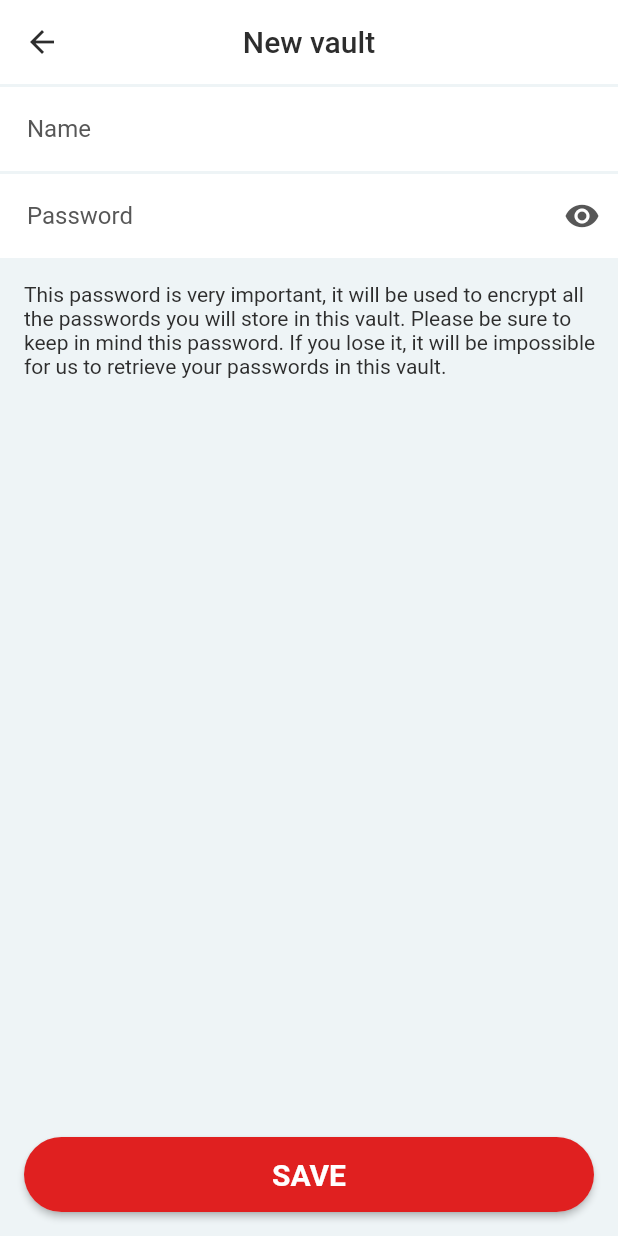
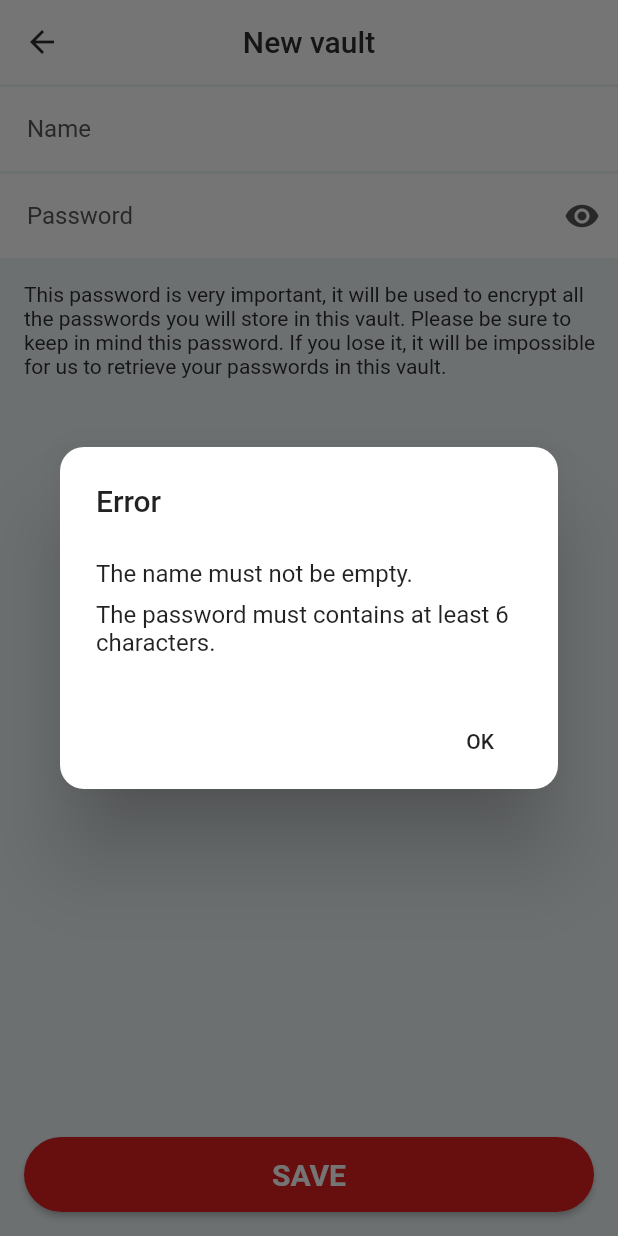
Before and after one commit to Appli-chic/chic_pass, a Flutter app: the NewVaultScreen screen opened by its route, after a tap on "SAVE", on a phone screen of 412 x 824 dp. Run offline on Flutter 3.47's test engine with Material 2 defaults, Android fonts, the phone set to English and light mode, and no system bars; our stand-ins replace flutter_secure_storage, sqflite; missing offline and left inert: steel_crypt; accounts and stored records are empty.

Commit message:
Add new vaults and display them.

```diff
--- a/assets/languages/localization_en.json
+++ b/assets/languages/localization_en.json
@@ -5,5 +5,9 @@
   "name": "Name",
   "password": "Password",
   "new_vaults_password_description": "This password is very important, it will be used to encrypt all the passwords you will store in this vault. Please be sure to keep in mind this password. If you lose it, it will be impossible for us to retrieve your passwords in this vault.",
-  "save": "SAVE"
+  "save": "SAVE",
+  "error": "Error",
+  "ok": "OK",
+  "name_empty_error": "The name must not be empty.",
+  "password_size_error": "The password must contains at least 6 characters."
 }
--- a/assets/languages/localization_fr.json
+++ b/assets/languages/localization_fr.json
@@ -5,5 +5,9 @@
   "name": "Nom",
   "password": "Mot de passe",
   "new_vaults_password_description": "Ce mot de passe est très important, il sera utilisé pour encrypter les données de ce coffre. S'il vous plaît, gardez ce mot de passe à l'esprit. Si vous le perdez, il sera impossible pour nous de vous donner accès à vos mots de passe contenu dans ce coffre.",
-  "save": "SAVE"
+  "save": "SAVE",
+  "error": "Erreur",
+  "ok": "OK",
+  "name_empty_error": "Le nom ne doit pas être vide.",
+  "password_size_error": "Le most de passe doit faire au moins 6 caractères."
 }
--- /dev/null
+++ b/lib/ui/component/dialog_error.dart
@@ -0,0 +1,28 @@
+import 'package:flutter/material.dart';
+
+import '../../localization/app_translations.dart';
+
+class DialogError {
+  static Future<void> display(
+      BuildContext ctx, {
+        Color backgroundColor,
+        Widget body,
+        List<Widget> actions,
+      }) async {
+    return showDialog<void>(
+      context: ctx,
+      barrierDismissible: false,
+      builder: (BuildContext context) {
+        return AlertDialog(
+          shape: RoundedRectangleBorder(
+            borderRadius: BorderRadius.all(Radius.circular(16.0)),
+          ),
+          backgroundColor: backgroundColor,
+          title: Text(AppTranslations.of(context).text("error")),
+          content: body,
+          actions: actions,
+        );
+      },
+    );
+  }
+}
--- /dev/null
+++ b/lib/ui/component/loading_dialog.dart
@@ -0,0 +1,57 @@
+import 'package:flutter/material.dart';
+import 'package:provider/provider.dart';
+
+import '../../provider/theme_provider.dart';
+
+class LoadingDialog extends StatefulWidget {
+  final Widget child;
+  final bool isDisplayed;
+
+  LoadingDialog({@required this.child, @required this.isDisplayed});
+
+  @override
+  State<StatefulWidget> createState() => _LoadingDialogState();
+}
+
+class _LoadingDialogState extends State<LoadingDialog> {
+  ThemeProvider _themeProvider;
+
+  @override
+  Widget build(BuildContext context) {
+    _themeProvider = Provider.of<ThemeProvider>(context, listen: true);
+
+    if (widget.isDisplayed) {
+      return Stack(
+        children: <Widget>[
+          widget.child,
+          Opacity(
+            child: Container(
+              color: _themeProvider.backgroundColor,
+              child: ModalBarrier(dismissible: false),
+            ),
+            opacity: 0.3,
+          ),
+          Center(
+            child: Container(
+              decoration: BoxDecoration(
+                color: _themeProvider.secondBackgroundColor,
+                borderRadius: BorderRadius.circular(12),
+              ),
+              width: 100,
+              height: 100,
+              padding: EdgeInsets.all(16),
+              child: Center(
+                child: CircularProgressIndicator(
+                  valueColor:
+                  AlwaysStoppedAnimation<Color>(_themeProvider.primaryColor),
+                ),
+              ),
+            ),
+          ),
+        ],
+      );
+    } else {
+      return widget.child;
+    }
+  }
+}
--- a/lib/ui/screen/new_vault_screen.dart
+++ b/lib/ui/screen/new_vault_screen.dart
@@ -1,9 +1,19 @@
+import 'dart:collection';
+
 import 'package:chicpass/localization/app_translations.dart';
 import 'package:chicpass/provider/theme_provider.dart';
+import 'package:chicpass/service/vault_service.dart';
+import 'package:chicpass/ui/component/dialog_error.dart';
 import 'package:chicpass/ui/component/input.dart';
+import 'package:chicpass/ui/component/loading_dialog.dart';
 import 'package:chicpass/ui/component/rounded_button.dart';
+import 'package:chicpass/utils/security.dart';
+import 'package:flutter/foundation.dart';
 import 'package:flutter/material.dart';
 import 'package:provider/provider.dart';
+
+import '../../main.dart';
+import '../../model/db/vault.dart';
 
 class NewVaultScreen extends StatefulWidget {
   @override
@@ -16,16 +26,85 @@ class _NewVaultScreenState extends State<NewVaultScreen> {
   TextEditingController _nameController = TextEditingController();
   TextEditingController _passwordController = TextEditingController();
   final _passwordFocus = FocusNode();
+  bool _isLoading = false;
 
   _onNameSubmitted(String text) {
     FocusScope.of(context).requestFocus(_passwordFocus);
   }
 
-  _save() {
-    if(_nameController.text.isNotEmpty && _passwordController.text.isNotEmpty) {
-      Navigator.pop(context);
+  _displaysErrorDialog(List<String> errors) {
+    var errorWidgets = List<Widget>();
+
+    for (var error in errors) {
+      errorWidgets.add(
+        Container(
+          margin: EdgeInsets.only(top: 8),
+          child: Text(error),
+        ),
+      );
+    }
+
+    DialogError.display(
+      context,
+      body: SingleChildScrollView(
+        child: ListBody(
+          children: errorWidgets,
+        ),
+      ),
+      actions: <Widget>[
+        FlatButton(
+          child: Text(AppTranslations.of(context).text("ok")),
+          onPressed: () {
+            Navigator.of(context).pop();
+          },
+        ),
+      ],
+    );
+  }
+
+  _save() async {
+    var errors = List<String>();
+
+    if (_nameController.text.isEmpty) {
+      errors.add(AppTranslations.of(context).text("name_empty_error"));
+    }
+
+    if (_passwordController.text.length < 6) {
+      errors.add(AppTranslations.of(context).text("password_size_error"));
+    }
+
+    if (errors.isEmpty) {
+      setState(() {
+        _isLoading = true;
+      });
+
+      var mapEncryptMainPassword = HashMap<String, String>();
+      mapEncryptMainPassword['security_key'] = env.securityKey;
+      mapEncryptMainPassword['password'] = _passwordController.text;
+      var hash =
+          await compute(Security.encryptMainPassword, mapEncryptMainPassword);
+
+      var mapSignature = HashMap<String, String>();
+      mapSignature['second_security_key'] = env.secondSecurityKey;
+      mapSignature['hash'] = hash;
+      var signature = await compute(Security.encryptSignature, mapSignature);
+
+      await VaultService.save(
+        Vault(
+          name: _nameController.text,
+          signature: signature,
+          createdAt: DateTime.now(),
+          updatedAt: DateTime.now(),
+        ),
+      );
+
+      Navigator.pop(context, true);
     } else {
-      // Error
+      setState(() {
+        _isLoading = false;
+      });
+
+      _displaysErrorDialog(errors);
     }
   }
 
@@ -33,7 +112,9 @@ class _NewVaultScreenState extends State<NewVaultScreen> {
   Widget build(BuildContext context) {
     _themeProvider = Provider.of<ThemeProvider>(context, listen: true);
 
-    return Scaffold(
+    return LoadingDialog(
+      isDisplayed: _isLoading,
+      child: Scaffold(
         backgroundColor: _themeProvider.backgroundColor,
         appBar: AppBar(
           brightness: _themeProvider.getBrightness(),
@@ -106,6 +187,7 @@ class _NewVaultScreenState extends State<NewVaultScreen> {
             ),
           ],
         ),
+      ),
     );
   }
 }
--- a/lib/utils/constant.dart
+++ b/lib/utils/constant.dart
@@ -1,3 +1,4 @@
 
 const String KEY_THEME = "THEME";
 const String SIGNATURE = "c~chic_pass/a";
+const String DATABASE_NAME = "chic_pass.db";
--- a/pubspec.yaml
+++ b/pubspec.yaml
@@ -34,6 +34,7 @@ dependencies:
   http: ^0.12.1
   intl: ^0.16.1
   steel_crypt: ^1.7.1+1
+  sqflite: ^1.3.0+1
 
 dev_dependencies:
   flutter_test:
```
Also changed, not shown: lib/main.dart (+6 -7 lines), lib/model/db/vault.dart (+41 -0 lines), lib/provider/security_provider.dart (deleted, +0 -51 lines), lib/service/vault_service.dart (added, +17 -0 lines), lib/ui/screen/vault_screen.dart (+23 -4 lines), lib/utils/security.dart (added, +46 -0 lines), lib/utils/sqlite.dart (added, +79 -0 lines), pubspec.lock, 2 other files. Lines whose indentation alone changed are shown as unchanged.
